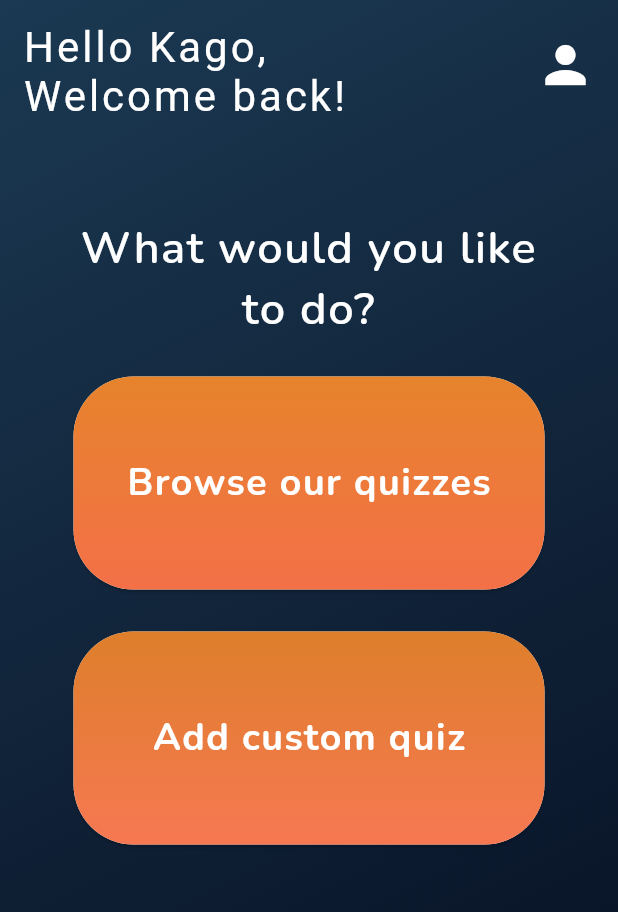
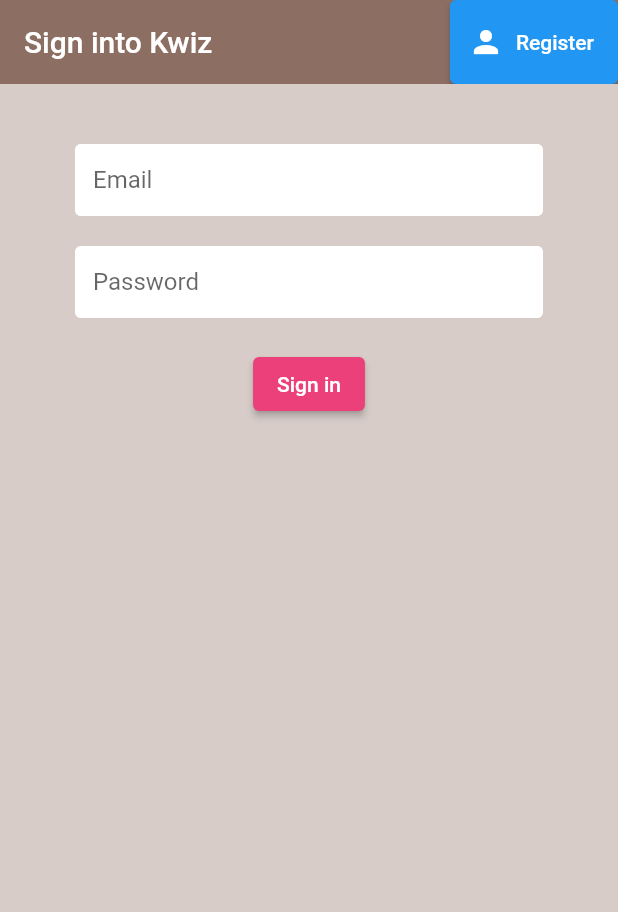
Before and after one commit to kaglet/kwiz_app, a Flutter app: the screen it shows after launch, on a phone screen of 412 x 824 dp. Shown: the top 912 px of the screen. Run offline on Flutter 3.47's test engine with Material 2 defaults, Android fonts, the phone set to English and light mode, and no system bars; our stand-ins replace cloud_firestore, firebase_auth, firebase_core, flutter_spinkit; accounts and stored records are empty; Roboto replaces fonts that are missing (TitanOne).

```diff
--- a/lib/models/pastAttempt.dart
+++ b/lib/models/pastAttempt.dart
@@ -16,9 +16,9 @@ class PastAttempt {
     required this.pastAttemptQuizName,
     required this.pastAttemptQuizCategory,
     required this.pastAttemptQuizDescription,
+    required this.pastAttemptQuizDateCreated,
     required this.pastAttemptQuizMark,
     required this.pastAttemptQuizMarks,
-    required this.pastAttemptQuizDatesTaken,
     required this.pastAttemptQuizDatesAttempted
   });
 }
--- a/lib/models/user.dart
+++ b/lib/models/user.dart
@@ -1,5 +1,5 @@
 import '../models/bookmarks.dart';
-import '../models/pastAttempts.dart';
+import '../models/pastAttempt.dart';
 
 class ourUser {
   final String? uid;
@@ -17,7 +17,7 @@ class UserData {
 
   UserData(
       {required this.uid,
-      required this.name,
+      required this.userName,
       required this.firstName,
       required this.lastName,
       required this.bookmarkedQuizzes,
--- a/lib/pages/authenticate/authenticate.dart
+++ b/lib/pages/authenticate/authenticate.dart
@@ -1,15 +1,26 @@
 import 'package:flutter/material.dart';
+import 'package:kwiz_v2/pages/authenticate/sign_in.dart';
+import 'package:kwiz_v2/pages/authenticate/register.dart';
+import 'package:kwiz_v2/services/auth.dart';
 
 class Authenticate extends StatefulWidget {
+  final AuthService _auth = AuthService();
   @override
   _AuthenticateState createState() => _AuthenticateState();
 }
 
 class _AuthenticateState extends State<Authenticate> {
+  bool showSignIn = true;
+  togglieView() {
+    setState(() => showSignIn = !showSignIn);
+  }
+
   @override
   Widget build(BuildContext context) {
-    return Container(
-      child: Text('authenticate'),
-    );
+    if (showSignIn) {
+      return SignIn(toggleView: togglieView);
+    } else {
+      return Register(toggleView: togglieView);
+    }
   }
 }
--- /dev/null
+++ b/lib/pages/authenticate/sign_in.dart
@@ -0,0 +1,111 @@
+import 'package:flutter/material.dart';
+import 'package:kwiz_v2/pages/authenticate/register.dart';
+import 'package:kwiz_v2/services/auth.dart';
+import 'package:kwiz_v2/shared/const.dart';
+import 'package:kwiz_v2/shared/loading.dart';
+
+class SignIn extends StatefulWidget {
+  final Function? toggleView;
+  SignIn({required this.toggleView});
+
+  @override
+  State<SignIn> createState() => _SignInState();
+}
+
+class _SignInState extends State<SignIn> {
+
+  final AuthService _auth = AuthService();
+  final _formkey = GlobalKey<FormState>();
+  bool loading = false;
+
+  //text field state
+  String email = '';
+  String password = '';
+  String error = '';
+
+  @override
+  Widget build(BuildContext context) {
+    return loading
+        ? Loading()
+        : Scaffold(
+            backgroundColor: Colors.brown[100],
+            appBar: AppBar(
+              backgroundColor: Colors.brown[400],
+              elevation: 0.0,
+              title: Text('Sign into Kwiz'),
+              actions: <Widget>[
+                ElevatedButton.icon(
+                  onPressed: () {
+                    widget.toggleView!();
+                  },
+                  icon: Icon(Icons.person),
+                  label: Text('Register'),
+                  style: ButtonStyle(
+                    backgroundColor:
+                        MaterialStateProperty.all(Colors.brown[350]),
+                  ),
+                )
+              ],
+            ),
+            body: Container(
+                padding: EdgeInsets.symmetric(vertical: 20.0, horizontal: 50.0),
+                child: Form(
+                    key: _formkey,
+                    child: Column(
+                      children: <Widget>[
+                        SizedBox(height: 20.0),
+                        TextFormField(
+                          decoration:
+                              textInputDecoration.copyWith(hintText: 'Email'),
+                          validator: (val) =>
+                              val!.isEmpty ? 'Enter your email' : null,
+                          onChanged: (val) {
+                            email = val;
+                          },
+                        ),
+                        SizedBox(height: 20.0),
+                        TextFormField(
+                          decoration: textInputDecoration.copyWith(
+                              hintText: 'Password'),
+                          validator: (val) =>
+                              val!.isEmpty ? 'Enter your password' : null,
+                          obscureText: true,
+                          onChanged: (val) {
+                            password = val;
+                          },
+                        ),
+                        SizedBox(height: 20.0),
+                        ElevatedButton(
+                          child: Text(
+                            'Sign in',
+                            style: TextStyle(color: Colors.white),
+                          ),
+                          onPressed: () async {
+                            if (_formkey.currentState!.validate()) {
+                              setState(() => loading = true);
+                              dynamic result =
+                                  await _auth.SignInWithEandP(email, password);
+                              if (result == null) {
+                                setState(() {
+                                  loading = false;
+                                  error =
+                                      'could not sign in with those credentials';
+                                });
+                              }
+                            }
+                          },
+                          style: ButtonStyle(
+                            backgroundColor:
+                                MaterialStateProperty.all(Colors.pink[400]),
+                          ),
+                        ),
+                        SizedBox(height: 20.0),
+                        Text(
+                          error,
+                          style: TextStyle(color: Colors.red, fontSize: 14.0),
+                        )
+                      ],
+                    ))),
+          );
+  }
+}
--- a/lib/pages/wrapper.dart
+++ b/lib/pages/wrapper.dart
@@ -1,14 +1,22 @@
 import 'package:kwiz_v2/pages/home.dart';
 import 'package:kwiz_v2/pages/authenticate/authenticate.dart';
 import 'package:flutter/material.dart';
+import 'package:kwiz_v2/models/user.dart';
+import 'package:provider/provider.dart';
 
 class Wrapper extends StatelessWidget {
   @override
   Widget build(BuildContext context) {
-
+    final user = Provider.of<ourUser?>(context);
+    print(user);
     // return either the Home or Authenticate widget
-    //return Authenticate();
-    return const Home();
-
+    if (user == null) {
+      return Authenticate();
+    } else {
+      return const Home();
+    }
   }
 }
+
+// //return Authenticate();
+//     return const Home();
--- /dev/null
+++ b/lib/shared/const.dart
@@ -0,0 +1,13 @@
+import 'package:flutter/material.dart';
+
+const textInputDecoration = InputDecoration(
+  fillColor: Colors.white,
+  filled: true,
+  contentPadding: EdgeInsets.all(12.0),
+  enabledBorder: OutlineInputBorder(
+    borderSide: BorderSide(color: Colors.white, width: 2.0),
+  ),
+  focusedBorder: OutlineInputBorder(
+    borderSide: BorderSide(color: Colors.pink, width: 2.0),
+  ),
+);
--- a/pubspec.yaml
+++ b/pubspec.yaml
@@ -37,6 +37,9 @@ dependencies:
   cupertino_icons: ^1.0.2
   firebase_core: ^2.9.0
   cloud_firestore: ^4.5.0
+  firebase_auth: ^4.4.1
+  provider: ^6.0.5
+  flutter_spinkit: ^5.1.0
 
 dev_dependencies:
   flutter_test:
```
Also changed, not shown: lib/main.dart (+8 -1 lines), lib/pages/authenticate/register.dart (added, +110 -0 lines), lib/pages/home.dart (+12 -0 lines), lib/services/auth.dart (+20 -19 lines), lib/shared/loading.dart (added, +17 -0 lines), lib/firebase_options.dart, pubspec.lock, 1 other file.
